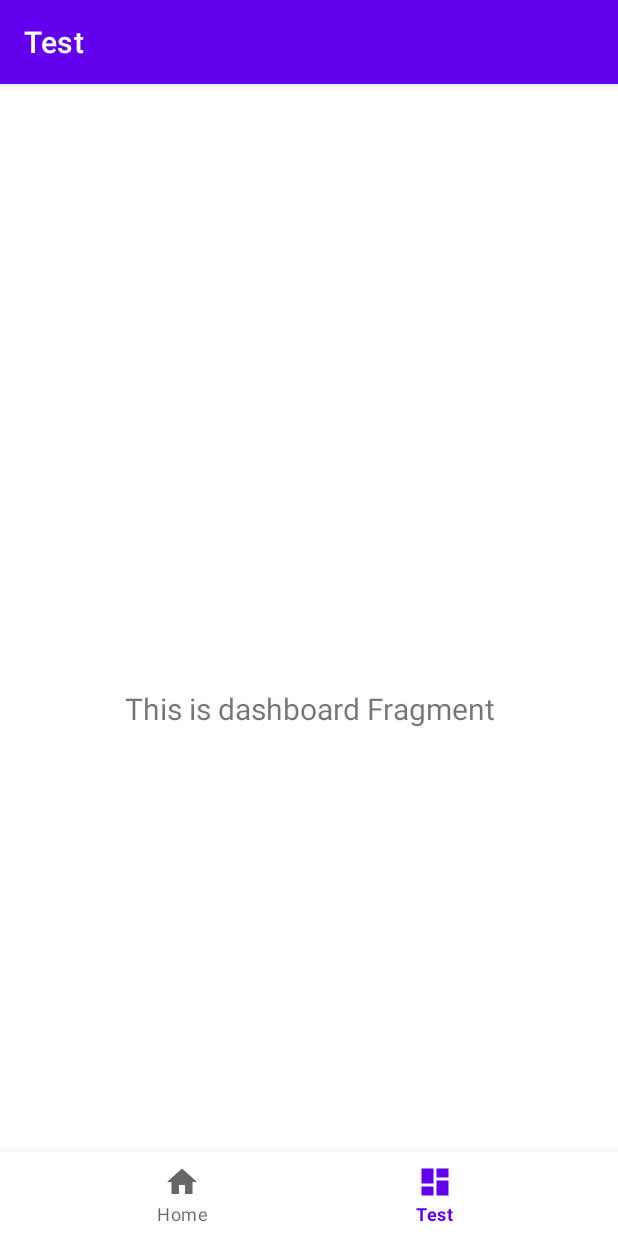
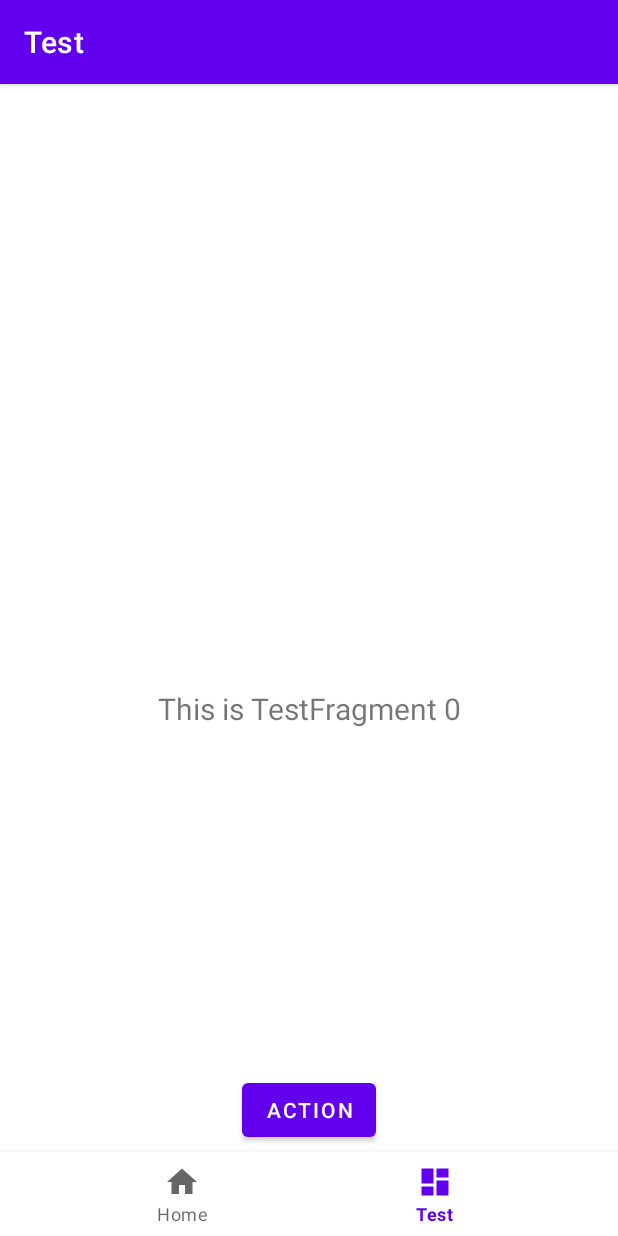
Before and after one commit to Seo-4d696b75/android-data-binding, an Android app: the TestFragment screen opened through its navigation route, on a phone screen of 412 x 824 dp. Run offline under Robolectric (Android 15) with nearby library versions, the phone set to English and light mode, and no system bars; our stand-ins replace data binding, navigation-ui.

Commit message:
修正：TestFragment
DataBindingを利用

```diff
--- a/app/src/main/java/jp/co/yumemi/senda/bindingexample/ui/test/TestFragment.kt
+++ b/app/src/main/java/jp/co/yumemi/senda/bindingexample/ui/test/TestFragment.kt
@@ -1,31 +1,37 @@
 package jp.co.yumemi.senda.bindingexample.ui.test
 
 import android.os.Bundle
+import android.util.Log
 import android.view.LayoutInflater
 import android.view.View
 import android.view.ViewGroup
 import android.widget.TextView
 import androidx.fragment.app.Fragment
+import androidx.fragment.app.activityViewModels
+import androidx.fragment.app.viewModels
 import androidx.lifecycle.Observer
 import androidx.lifecycle.ViewModelProvider
 import jp.co.yumemi.senda.bindingexample.R
+import jp.co.yumemi.senda.bindingexample.databinding.FragmentTestBinding
 
-class TestFragment : Fragment() {
+class TestFragment : Fragment(R.layout.fragment_test) {
 
-    private lateinit var testViewModel: TestViewModel
+    private val testViewModel by activityViewModels<TestViewModel>()
 
-    override fun onCreateView(
-            inflater: LayoutInflater,
-            container: ViewGroup?,
-            savedInstanceState: Bundle?
-    ): View? {
-        testViewModel =
-                ViewModelProvider(this).get(TestViewModel::class.java)
-        val root = inflater.inflate(R.layout.fragment_test, container, false)
-        val textView: TextView = root.findViewById(R.id.text_dashboard)
-        testViewModel.text.observe(viewLifecycleOwner, Observer {
-            textView.text = it
-        })
-        return root
+    private var binding: FragmentTestBinding? = null
+
+    override fun onViewCreated(view: View, savedInstanceState: Bundle?) {
+        super.onViewCreated(view, savedInstanceState)
+        Log.d("TestFragment", "onViewCreated")
+        binding = FragmentTestBinding.bind(view).also {
+            it.viewModel = testViewModel
+            it.lifecycleOwner = this
+        }
+    }
+
+    override fun onDestroyView() {
+        super.onDestroyView()
+        Log.d("TestFragment", "onDestroyView")
+        binding = null
     }
 }
--- a/app/src/main/java/jp/co/yumemi/senda/bindingexample/ui/test/TestViewModel.kt
+++ b/app/src/main/java/jp/co/yumemi/senda/bindingexample/ui/test/TestViewModel.kt
@@ -3,11 +3,17 @@ package jp.co.yumemi.senda.bindingexample.ui.test
 import androidx.lifecycle.LiveData
 import androidx.lifecycle.MutableLiveData
 import androidx.lifecycle.ViewModel
+import androidx.lifecycle.map
 
 class TestViewModel : ViewModel() {
 
-    private val _text = MutableLiveData<String>().apply {
-        value = "This is dashboard Fragment"
+    private val cnt = MutableLiveData<Int>(0)
+
+    fun increment() {
+        cnt.value?.let {
+            cnt.value = it + 1
+        }
     }
-    val text: LiveData<String> = _text
+
+    val text: LiveData<String> = cnt.map { "This is TestFragment $it" }
 }
--- a/app/src/main/res/layout/fragment_test.xml
+++ b/app/src/main/res/layout/fragment_test.xml
@@ -1,13 +1,21 @@
 <?xml version="1.0" encoding="utf-8"?>
-<androidx.constraintlayout.widget.ConstraintLayout xmlns:android="http://schemas.android.com/apk/res/android"
+<layout xmlns:android="http://schemas.android.com/apk/res/android"
     xmlns:app="http://schemas.android.com/apk/res-auto"
-    xmlns:tools="http://schemas.android.com/tools"
+    xmlns:tools="http://schemas.android.com/tools">
+
+    <data>
+        <variable
+            name="viewModel"
+            type="jp.co.yumemi.senda.bindingexample.ui.test.TestViewModel" />
+    </data>
+
+    <androidx.constraintlayout.widget.ConstraintLayout
         android:layout_width="match_parent"
         android:layout_height="match_parent"
         tools:context=".ui.test.TestFragment">
 
         <TextView
-        android:id="@+id/text_dashboard"
+            android:id="@+id/text_test"
             android:layout_width="match_parent"
             android:layout_height="wrap_content"
             android:layout_marginStart="8dp"
@@ -15,8 +23,21 @@
             android:layout_marginEnd="8dp"
             android:textAlignment="center"
             android:textSize="20sp"
+            android:text="@{viewModel.text}"
             app:layout_constraintBottom_toBottomOf="parent"
             app:layout_constraintEnd_toEndOf="parent"
             app:layout_constraintStart_toStartOf="parent"
             app:layout_constraintTop_toTopOf="parent" />
+
+        <Button
+            android:layout_width="wrap_content"
+            android:layout_height="wrap_content"
+            app:layout_constraintStart_toStartOf="parent"
+            app:layout_constraintEnd_toEndOf="parent"
+            app:layout_constraintBottom_toBottomOf="parent"
+            android:layout_marginBottom="60dp"
+            android:onClick="@{() -> viewModel.increment()}"
+            android:text="Action"/>
+
     </androidx.constraintlayout.widget.ConstraintLayout>
+</layout>
```
Lines whose indentation alone changed are shown as unchanged.
